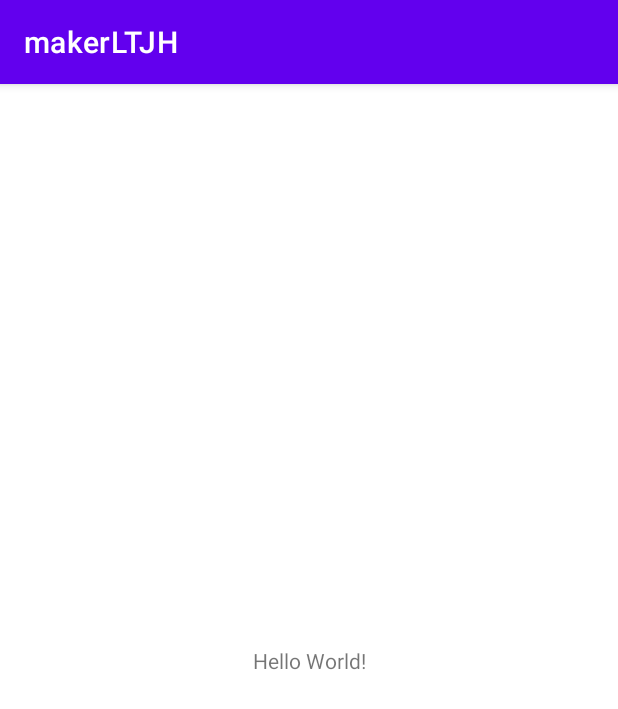
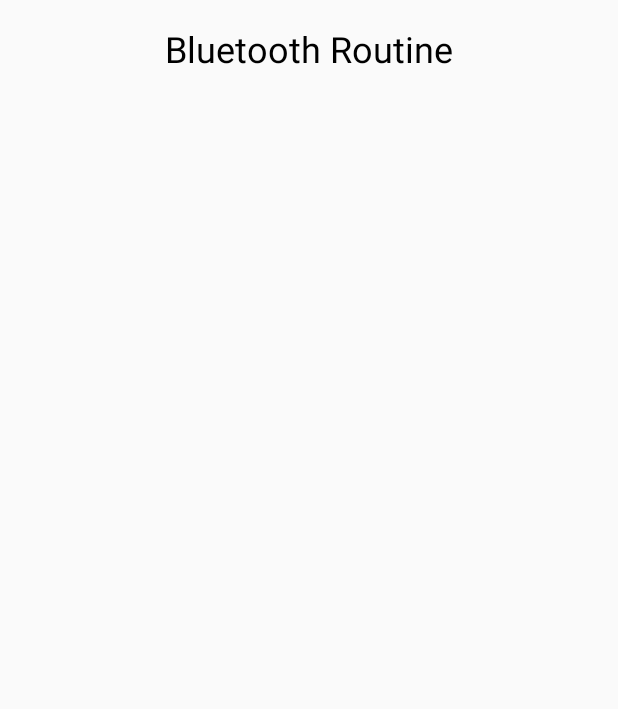
Before and after one commit to 25077667/LTBT-Android, an Android app: the screen it shows after launch (MainActivity before the commit, BluetoothRoutine after it), on a phone screen of 412 x 824 dp. Shown: the top 709 px of the screen. Run offline under Robolectric (Android 15) with nearby library versions, the phone set to English and light mode, and no system bars.

Commit message:
Add bluetooth permission

```diff
--- a/src/app/build.gradle
+++ b/src/app/build.gradle
@@ -13,6 +13,7 @@ android {
         targetSdk 33
         versionCode 1
         versionName "1.0"
+        compileSdkPreview = "UpsideDownCake"
 
         testInstrumentationRunner "androidx.test.runner.AndroidJUnitRunner"
     }
@@ -38,6 +39,7 @@ dependencies {
     implementation 'androidx.appcompat:appcompat:1.4.1'
     implementation 'com.google.android.material:material:1.5.0'
     implementation 'androidx.constraintlayout:constraintlayout:2.1.3'
+    implementation 'androidx.core:core-ktx:+'
     testImplementation 'junit:junit:4.13.2'
     androidTestImplementation 'androidx.test.ext:junit:1.1.3'
     androidTestImplementation 'androidx.test.espresso:espresso-core:3.4.0'
--- /dev/null
+++ b/src/app/src/main/java/macker/ltjh/BluetoothRoutine.kt
@@ -0,0 +1,65 @@
+package macker.ltjh
+
+import android.Manifest
+import android.bluetooth.BluetoothAdapter
+import android.bluetooth.BluetoothManager
+import android.content.Intent
+import android.content.pm.PackageManager
+import android.graphics.Color
+import android.os.Bundle
+import android.util.Log
+import android.widget.TextView
+import androidx.activity.result.ActivityResult
+import androidx.activity.result.contract.ActivityResultContracts.StartActivityForResult
+import androidx.appcompat.app.AppCompatActivity
+import androidx.core.app.ActivityCompat
+
+
+class BluetoothRoutine : AppCompatActivity() {
+    override fun onCreate(savedInstanceState: Bundle?) {
+        super.onCreate(savedInstanceState)
+        setContentView(R.layout.activity_bluetooth_routine)
+
+        setupBluetoothAdapter()
+        checkBluetoothPermission()
+        checkBluetoothState()
+
+    }
+
+    private fun setupBluetoothAdapter() {
+        bluetoothManager = getSystemService(BluetoothManager::class.java)
+        bluetoothAdapter= bluetoothManager?.adapter
+
+        if (bluetoothAdapter == null) {
+            // Device doesn't support Bluetooth
+            // Pop up a message "Device doesn't support Bluetooth"
+            val textView = findViewById<TextView>(R.id.textView)
+            textView.text = "Device doesn't support Bluetooth"
+            textView.setTextColor(Color.RED)
+        }
+    }
+
+    private fun checkBluetoothPermission() {
+        if (ActivityCompat.checkSelfPermission(this, Manifest.permission.ACCESS_FINE_LOCATION) != PackageManager.PERMISSION_GRANTED) {
+            // Request permission
+            ActivityCompat.requestPermissions(this, arrayOf(Manifest.permission.ACCESS_FINE_LOCATION), 1)
+        }
+    }
+
+    private fun checkBluetoothState() {
+        if (bluetoothAdapter?.isEnabled == false) {
+            val activityResultLauncher = registerForActivityResult<Intent, ActivityResult>(
+                StartActivityForResult()
+            ) { result: ActivityResult ->
+                if (result.resultCode == RESULT_OK) {
+                    Log.e("Activity result", "OK")
+                }
+            }
+            activityResultLauncher.launch(Intent(BluetoothAdapter.ACTION_REQUEST_ENABLE))
+        }
+    }
+
+//    Member data
+    private var bluetoothAdapter: BluetoothAdapter? = null
+    private var bluetoothManager: BluetoothManager? = null
+}
--- a/src/app/src/main/java/macker/ltjh/MainActivity.kt
+++ b/src/app/src/main/java/macker/ltjh/MainActivity.kt
@@ -2,10 +2,15 @@ package macker.ltjh
 
 import androidx.appcompat.app.AppCompatActivity
 import android.os.Bundle
+import android.content.Intent
 
 class MainActivity : AppCompatActivity() {
     override fun onCreate(savedInstanceState: Bundle?) {
         super.onCreate(savedInstanceState)
         setContentView(R.layout.activity_main)
+
+        // Start BluetoothRoutine
+        val intent = Intent(this, BluetoothRoutine::class.java)
+        startActivity(intent)
     }
 }
--- /dev/null
+++ b/src/app/src/main/res/layout/activity_bluetooth_routine.xml
@@ -0,0 +1,21 @@
+<?xml version="1.0" encoding="utf-8"?>
+<androidx.constraintlayout.widget.ConstraintLayout xmlns:android="http://schemas.android.com/apk/res/android"
+    xmlns:app="http://schemas.android.com/apk/res-auto"
+    xmlns:tools="http://schemas.android.com/tools"
+    android:layout_width="match_parent"
+    android:layout_height="match_parent"
+    tools:context=".BluetoothRoutine">
+
+    <TextView
+        android:id="@+id/textView"
+        android:layout_width="wrap_content"
+        android:layout_height="wrap_content"
+        android:layout_marginTop="16dp"
+        android:text="Bluetooth Routine"
+        android:textColor="@color/black"
+        android:textSize="24sp"
+        android:visibility="visible"
+        app:layout_constraintEnd_toEndOf="parent"
+        app:layout_constraintStart_toStartOf="parent"
+        app:layout_constraintTop_toTopOf="parent" />
+</androidx.constraintlayout.widget.ConstraintLayout>
--- a/src/app/src/main/res/values/strings.xml
+++ b/src/app/src/main/res/values/strings.xml
@@ -1,3 +1,4 @@
 <resources>
     <string name="app_name">makerLTJH</string>
+    <string name="hello">hello world</string>
 </resources>
--- a/src/build.gradle
+++ b/src/build.gradle
@@ -2,5 +2,5 @@
 plugins {
     id 'com.android.application' version '7.4.2' apply false
     id 'com.android.library' version '7.4.2' apply false
-    id 'org.jetbrains.kotlin.android' version '1.8.0' apply false
+    id 'org.jetbrains.kotlin.android' version '1.8.20-RC2' apply false
 }
```
Also changed, not shown: src/app/src/main/AndroidManifest.xml (+25 -2 lines), src/app/src/main/res/drawable/banner.jpg (added).
